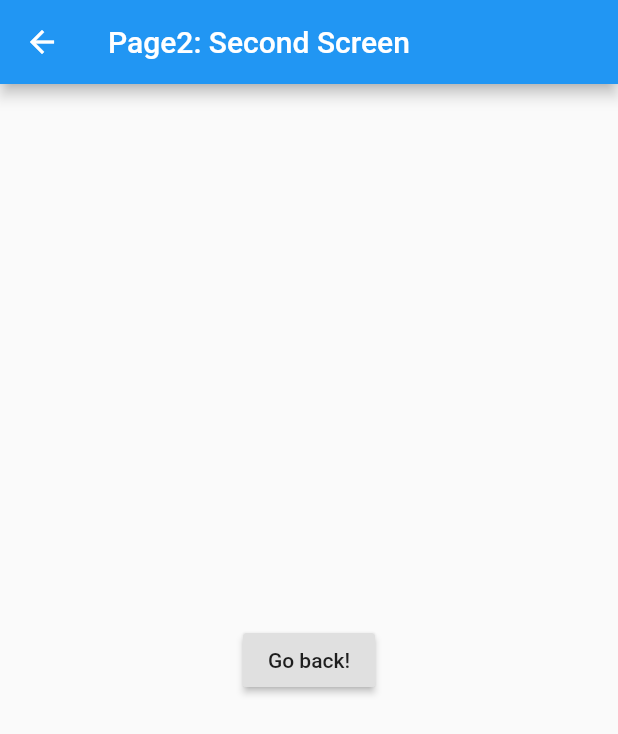
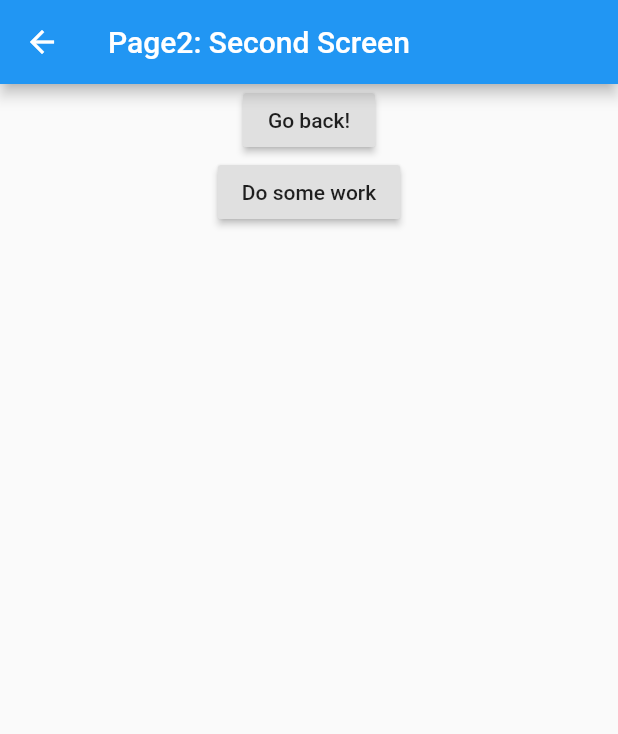
Before and after one commit to ethan-jiang-1/flutterapp2, a Flutter app: the Page2 screen opened by its route, on a phone screen of 412 x 824 dp. Shown: the top 734 px of the screen. Run offline on Flutter 3.47's test engine with Material 2 defaults, Android fonts, the phone set to English and light mode, and no system bars.

Commit message:
refactory10

```diff
--- a/lib/page0/page0.dart
+++ b/lib/page0/page0.dart
@@ -78,7 +78,8 @@ class Page0 extends StatelessWidget {
             MyAppBar0(
               title: Text(
                 'Example title X',
-                style: Theme.of(context).primaryTextTheme.headline6,),
+                style: Theme.of(context).primaryTextTheme.headline6,
+              ),
             ),
             Expanded(
               child: Center (
--- a/lib/page2/page2.dart
+++ b/lib/page2/page2.dart
@@ -8,12 +8,21 @@ class Page2 extends StatelessWidget {
         title: Text("Page2: Second Screen"),
       ),
       body: Center(
-        child: RaisedButton(
-          onPressed: () {
-            // Navigate back to first screen when tapped.
-            Navigator.pop(context);
-          },
-          child: Text('Go back!'),
+        child: Column(
+          children:<Widget> [
+            RaisedButton(
+              onPressed: () {
+                // Navigate back to first screen when tapped.
+                Navigator.pop(context);
+              },
+              child: Text('Go back!'),),
+          RaisedButton(
+            onPressed: () {
+              print("do some work");
+            },
+            child: Text('Do some work'),
+              ),
+          ]
         ),
       ),
     );
```
